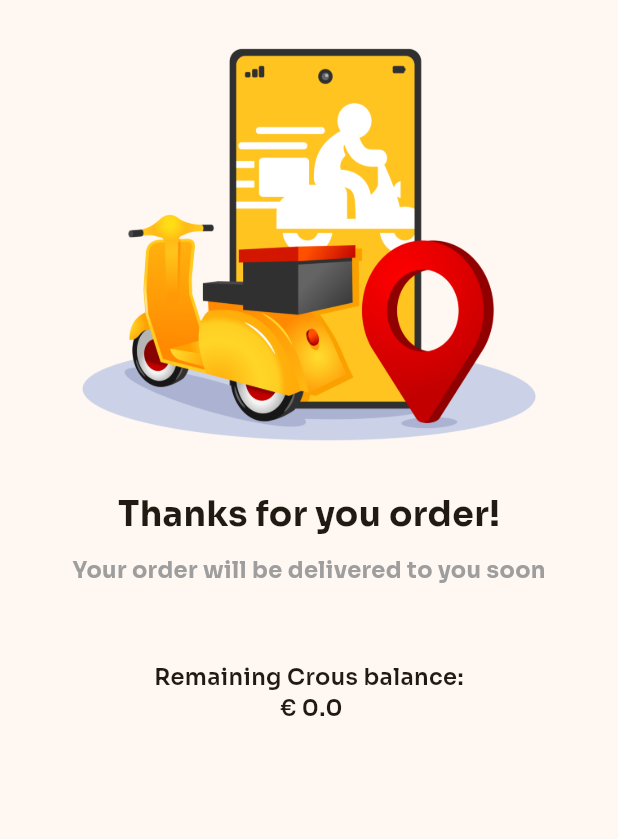
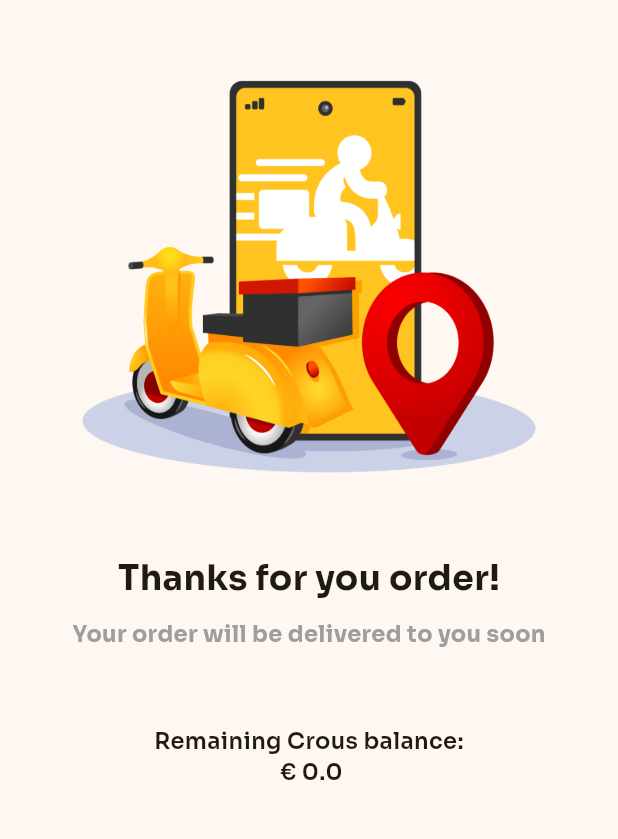
Before and after one commit to Matheo-delaunay/imt-framework-front, a Flutter app: the OrderConfirmation screen opened directly with empty values, on a phone screen of 412 x 824 dp, the part 326-1165 px from its top. Run offline on Flutter 3.47's test engine with Material 2 defaults, Android fonts, the phone set to English and light mode, and no system bars; our stand-ins replace simple_animations, supercharged.

Commit message:
fix: image size

```diff
--- a/lib/views/pages/order_confirmation_page.dart
+++ b/lib/views/pages/order_confirmation_page.dart
@@ -17,7 +17,8 @@ class OrderConfirmation extends StatelessWidget {
                 Text('DishDash', style: TextStyle(fontSize: 50, fontFamily: 'Sofia'),),
                 SizedBox(height: 20,),
                 Image(image: AssetImage('assets/images/delivery.png'),
-                    width: MediaQuery.sizeOf(context).width *0.8),
+                    width: MediaQuery.sizeOf(context).width *0.8,
+                    height: MediaQuery.sizeOf(context).height *0.4 ),
                 SizedBox(height: 20,),
                 Text('Thanks for you order!',
                   style: TextStyle(fontSize: 23, fontFamily: 'Sora', fontWeight: FontWeight.bold),),
```
